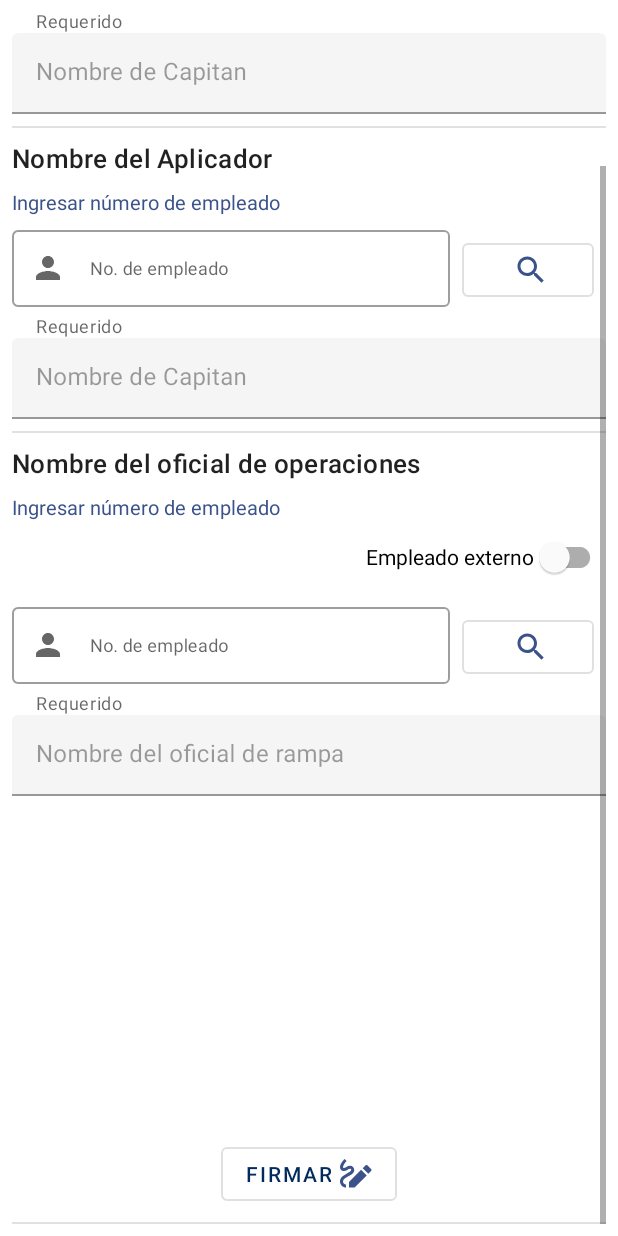
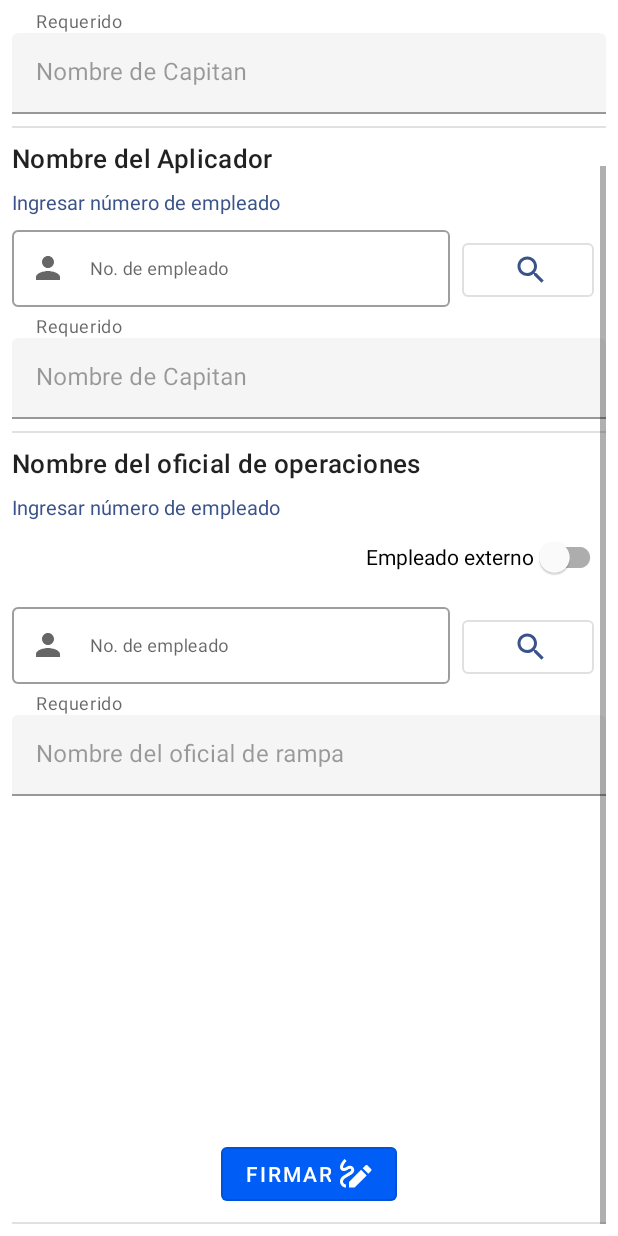
Before and after one commit to YaelGonzalez08/PaperlessApplication, an Android app: the layout fragment_concentimiento.xml on its own in the app's theme, with its tools: preview values and no code run, scrolled down 118 dp, on a phone screen of 412 x 824 dp. Run offline under Robolectric (Android 15) with nearby library versions, the phone set to English and light mode, and no system bars; plain views replace ObservableScrollView.

Commit message:
cambio de color y tamano en boton FIRMAR

```diff
--- a/app/src/main/res/layout/fragment_concentimiento.xml
+++ b/app/src/main/res/layout/fragment_concentimiento.xml
@@ -307,10 +307,12 @@
                 android:layout_height="wrap_content"
                 android:layout_marginTop="@dimen/common_padding_middle"
                 android:text="Firmar"
+                android:textColor="@color/white"
                 android:visibility="visible"
+                app:backgroundTint="#005DF6"
                 app:icon="@drawable/ic_draw"
                 app:iconGravity="textEnd"
-                app:iconTint="@color/primaryLightColor"
+                app:iconTint="@color/primaryTextColor"
                 app:layout_constraintEnd_toEndOf="parent"
                 app:layout_constraintStart_toStartOf="parent"
                 app:layout_constraintTop_toBottomOf="@id/firmaOficialOperaciones" />
```
